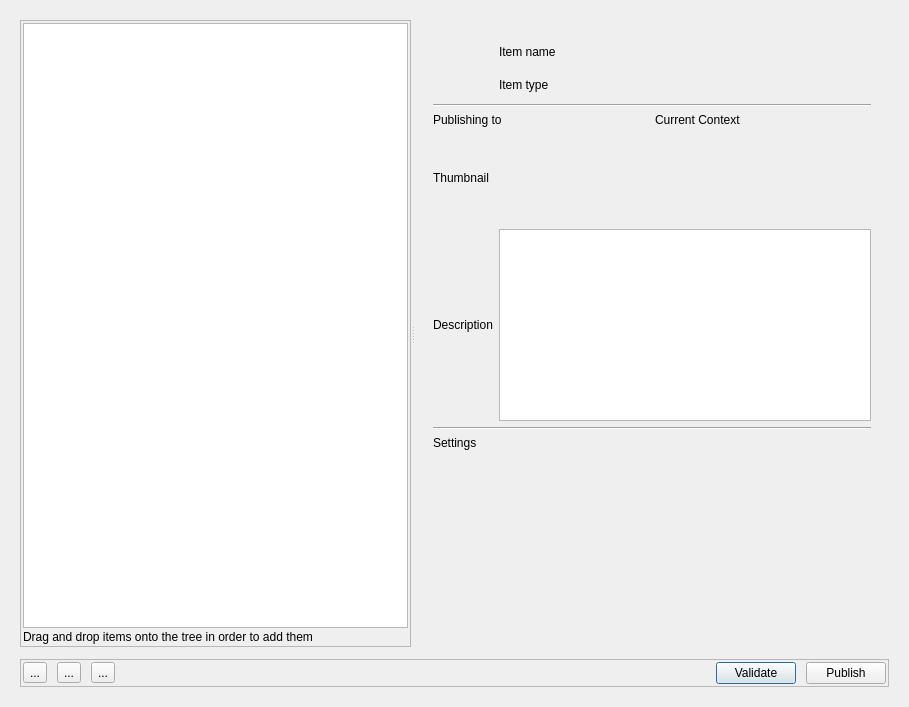
Above: resources/dialog.ui from shotgunsoftware/tk-multi-publish2 before the change. Below: the same form after it.
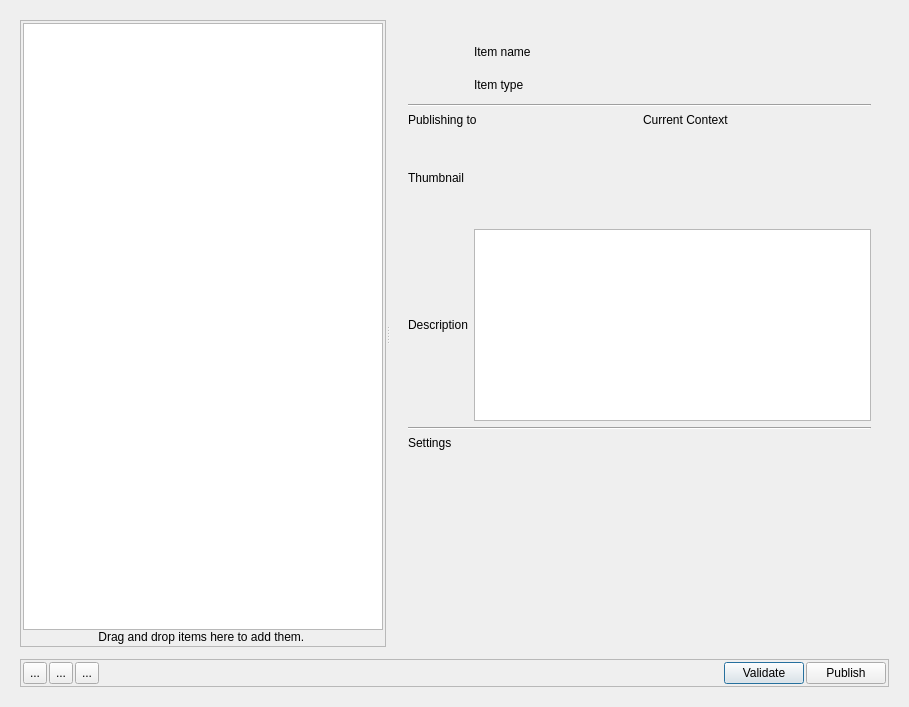
That is the form after the change. The open tabs and pages were chosen to show the change. Icons and pictures are not drawn. Custom widgets are drawn as their Qt base class.

The edit to the form file:
```diff
--- a/resources/dialog.ui
+++ b/resources/dialog.ui
@@ -152,7 +152,7 @@
           </property>
           <layout class="QVBoxLayout" name="verticalLayout_2">
            <property name="spacing">
-            <number>2</number>
+            <number>0</number>
            </property>
            <property name="margin">
             <number>2</number>
@@ -184,7 +184,10 @@
            <item>
             <widget class="QLabel" name="label">
              <property name="text">
-              <string>Drag and drop items onto the tree in order to add them</string>
+              <string>Drag and drop items here to add them. </string>
+             </property>
+             <property name="alignment">
+              <set>Qt::AlignCenter</set>
              </property>
             </widget>
            </item>
@@ -227,6 +230,12 @@
                   <layout class="QVBoxLayout" name="verticalLayout_12">
                    <item>
                     <widget class="QLabel" name="item_name">
+                     <property name="sizePolicy">
+                      <sizepolicy hsizetype="Ignored" vsizetype="Preferred">
+                       <horstretch>0</horstretch>
+                       <verstretch>0</verstretch>
+                      </sizepolicy>
+                     </property>
                      <property name="text">
                       <string>Item name</string>
                      </property>
@@ -234,6 +243,12 @@
                    </item>
                    <item>
                     <widget class="QLabel" name="item_type">
+                     <property name="sizePolicy">
+                      <sizepolicy hsizetype="Ignored" vsizetype="Preferred">
+                       <horstretch>0</horstretch>
+                       <verstretch>0</verstretch>
+                      </sizepolicy>
+                     </property>
                      <property name="text">
                       <string>Item type</string>
                      </property>
@@ -458,13 +473,19 @@
          </property>
          <layout class="QHBoxLayout" name="horizontalLayout">
           <property name="spacing">
-           <number>10</number>
+           <number>2</number>
           </property>
           <property name="margin">
            <number>2</number>
           </property>
           <item>
            <widget class="QToolButton" name="delete_items">
+            <property name="maximumSize">
+             <size>
+              <width>32</width>
+              <height>32</height>
+             </size>
+            </property>
             <property name="toolTip">
              <string>Delete selected items</string>
             </property>
@@ -477,14 +498,20 @@
             </property>
             <property name="iconSize">
              <size>
-              <width>20</width>
-              <height>20</height>
+              <width>32</width>
+              <height>32</height>
              </size>
             </property>
            </widget>
           </item>
           <item>
            <widget class="QToolButton" name="expand_all">
+            <property name="maximumSize">
+             <size>
+              <width>32</width>
+              <height>32</height>
+             </size>
+            </property>
             <property name="toolTip">
              <string>Expand all items</string>
             </property>
@@ -497,14 +524,20 @@
             </property>
             <property name="iconSize">
              <size>
-              <width>20</width>
-              <height>20</height>
+              <width>32</width>
+              <height>32</height>
              </size>
             </property>
            </widget>
           </item>
           <item>
            <widget class="QToolButton" name="collapse_all">
+            <property name="maximumSize">
+             <size>
+              <width>32</width>
+              <height>32</height>
+             </size>
+            </property>
             <property name="toolTip">
              <string>Collapse all items</string>
             </property>
@@ -517,8 +550,8 @@
             </property>
             <property name="iconSize">
              <size>
-              <width>20</width>
-              <height>20</height>
+              <width>32</width>
+              <height>32</height>
              </size>
             </property>
            </widget>
```
Left out of the diff: 10 changed lines with no effect on the pictures.
